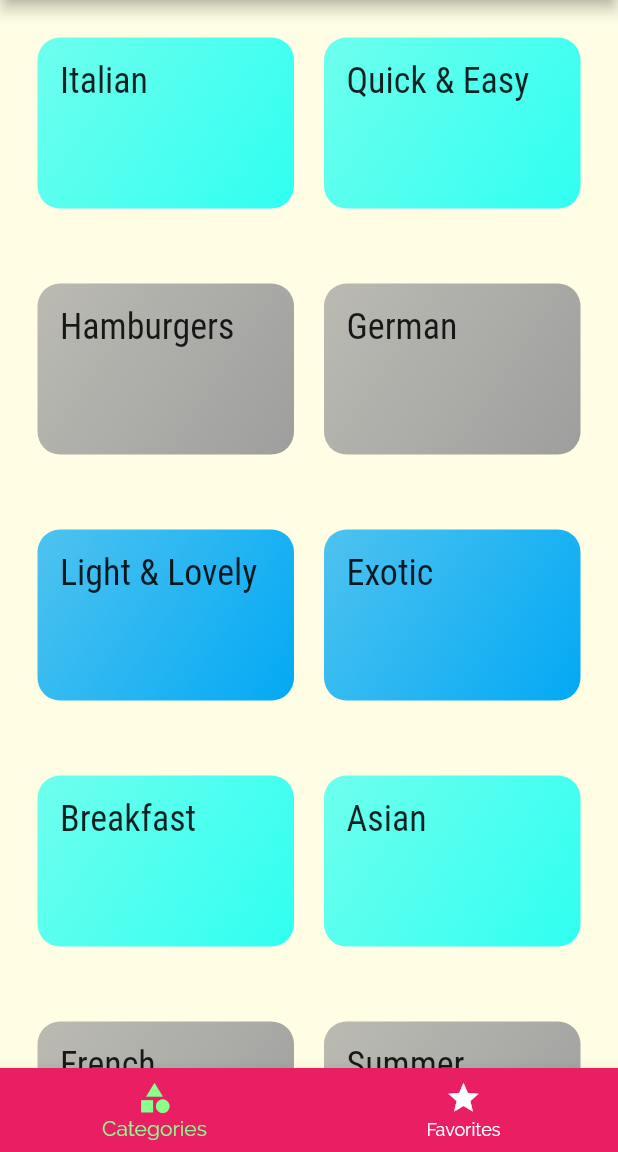
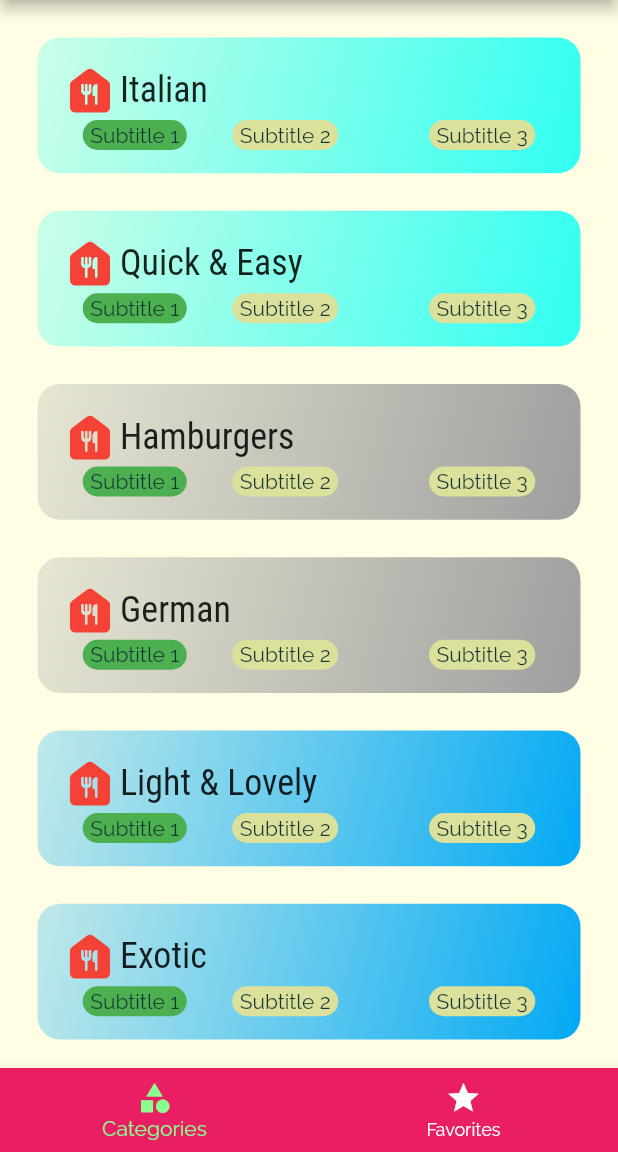
Before and after one commit to Ibrahim-Lokman/meals_app, a Flutter app: the screen it shows after launch, on a phone screen of 412 x 824 dp, the part 84-1236 px from its top. Run offline on Flutter 3.47's test engine with Material 2 defaults, Android fonts, the phone set to English and light mode, and no system bars.

Commit message:
Categories UI Changed

```diff
--- a/meals_app/lib/Screens/categories_screen.dart
+++ b/meals_app/lib/Screens/categories_screen.dart
@@ -18,10 +18,10 @@ class CategoriesScreen extends StatelessWidget {
                 ),
           ).toList(),
         gridDelegate: SliverGridDelegateWithMaxCrossAxisExtent(
-          maxCrossAxisExtent: 300,
-          childAspectRatio: 3 / 2,
-          crossAxisSpacing: 20,
-          mainAxisSpacing: 50,
+          maxCrossAxisExtent: 500,
+          childAspectRatio: 12 / 3,
+          crossAxisSpacing: 15,
+          mainAxisSpacing: 25,
         ),
         );
   }
--- a/meals_app/lib/Widgets/category_item.dart
+++ b/meals_app/lib/Widgets/category_item.dart
@@ -1,7 +1,4 @@
-import 'package:flutter/cupertino.dart';
 import 'package:flutter/material.dart';
-import 'package:flutter/src/widgets/container.dart';
-import 'package:flutter/src/widgets/framework.dart';
 import 'package:meals_app/Screens/category_meals_screen.dart';
 
 class CategoryItem extends StatelessWidget {
@@ -29,14 +26,72 @@ class CategoryItem extends StatelessWidget {
       borderRadius: BorderRadius.circular(15),
       child: Container(
         padding: const EdgeInsets.all(15),
-        child: Text(
-          title,
-          style: Theme.of(context).textTheme.subtitle1,
-          ),
+        child: Column(
+          children: [
+            Row(
+              children: [
+                Icon(Icons.food_bank_rounded,
+                    size: 40,
+                    color: Colors.red
+
+                ),
+                Text(
+                   title,
+                   style: Theme.of(context).textTheme.subtitle1,
+              ),
+              ],
+            ),
+              Row(
+                mainAxisAlignment: MainAxisAlignment.spaceAround,
+                children: [
+                  Container(
+                    padding: EdgeInsets.symmetric(
+                          vertical: 2,
+                          horizontal: 5,
+                        ),
+                    child: Text("Subtitle 1"),
+
+                   decoration: new BoxDecoration(
+                      borderRadius: new BorderRadius.circular(16.0),
+                      color: Colors.green,
+                   ),
+                    ),
+                   Container(
+                    padding: EdgeInsets.symmetric(
+                          vertical: 2,
+                          horizontal: 5,
+                        ),
+                    child: Text("Subtitle 2"),
+
+                   decoration: new BoxDecoration(
+                      borderRadius: new BorderRadius.circular(16.0),
+                      color: Color.fromARGB(255, 219, 224, 155),
+
+                   ),
+                    ),
+                    Container(),
+                  Container(
+                    padding: EdgeInsets.symmetric(
+                          vertical: 2,
+                          horizontal: 5,
+                        ),
+                    child: Text("Subtitle 3"),
+
+                   decoration: new BoxDecoration(
+                      borderRadius: new BorderRadius.circular(16.0),
+                      color: Color.fromARGB(255, 219, 224, 155),
+
+                   ),
+                  ),
+
+                ],
+              ),
+          ],
+        ),
         decoration: BoxDecoration(
           gradient: LinearGradient(
             colors: [
-              color.withOpacity(0.7),
+              color.withOpacity(0.25),
               color,
             ],
             begin: Alignment.topLeft,
```
